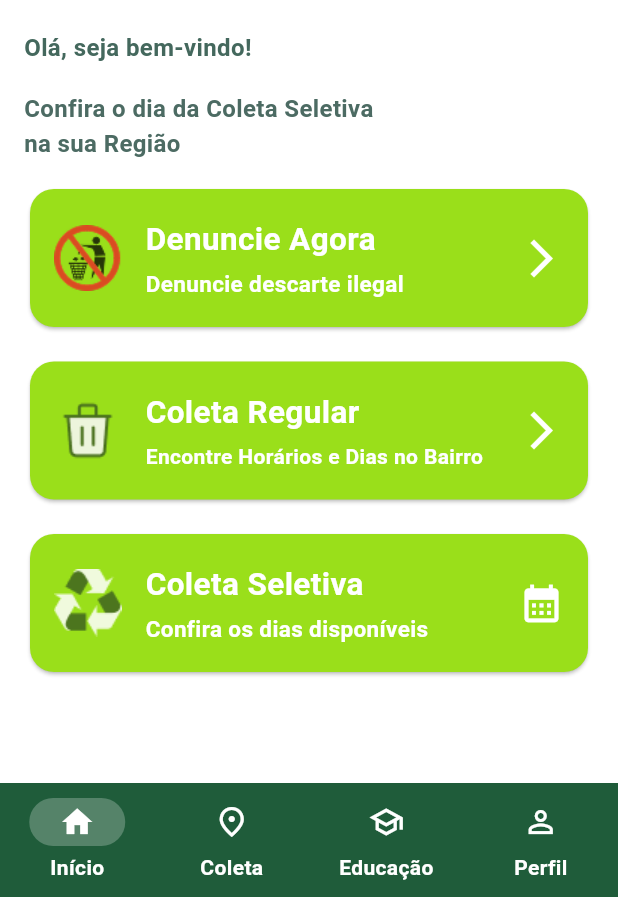
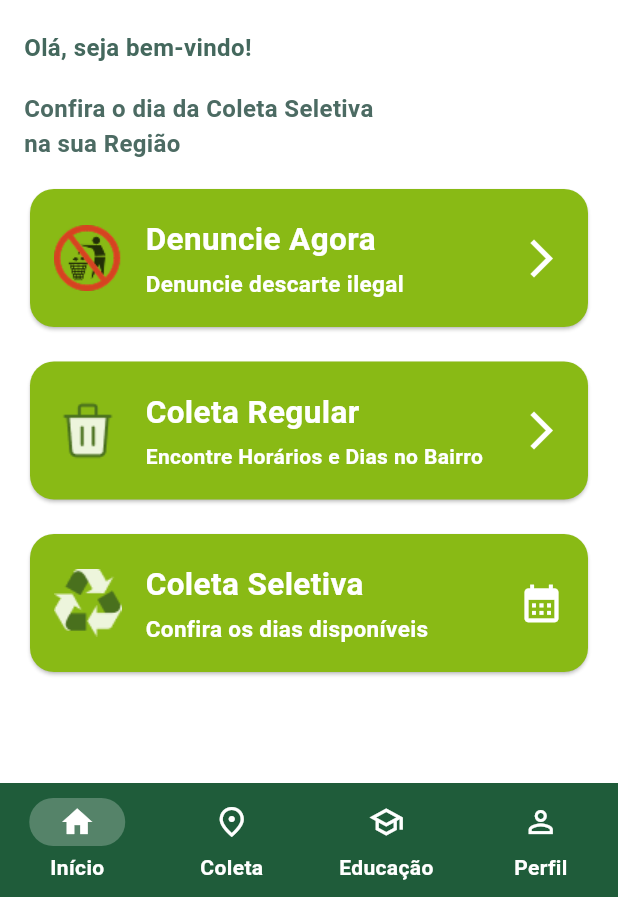
Before and after one commit to eudanielanjos/Projeto-Verde-ja, a Flutter app: the TelaInicialView screen opened by its route, on a phone screen of 412 x 824 dp, the part 339-1236 px from its top. Run offline on Flutter 3.47's test engine with Material 3 defaults, Android fonts, the phone set to English and light mode, and no system bars.

Commit message:
alteração do background dos cards

```diff
--- a/lib/views/tela_inicial_view.dart
+++ b/lib/views/tela_inicial_view.dart
@@ -91,7 +91,7 @@ class _TelaInicialViewState extends State<TelaInicialView> {
                     );
                   },
                   child: Card(
-                    color: const Color.fromARGB(255, 154, 223, 26),
+                    color: const Color.fromRGBO(137, 186, 21, 1),
                     shape: RoundedRectangleBorder(
                       borderRadius: BorderRadius.circular(16),
                     ),
@@ -149,7 +149,7 @@ class _TelaInicialViewState extends State<TelaInicialView> {
                 height: 100,
                 width: double.infinity,
                 child: Card(
-                  color: const Color.fromARGB(255, 154, 223, 26),
+                  color: const Color.fromRGBO(137, 186, 21, 1),
                   shape: RoundedRectangleBorder(
                     borderRadius: BorderRadius.circular(16),
                   ),
@@ -206,7 +206,7 @@ class _TelaInicialViewState extends State<TelaInicialView> {
                 height: 100,
                 width: double.infinity,
                 child: Card(
-                  color: const Color.fromARGB(255, 154, 223, 26),
+                  color: const Color.fromRGBO(137, 186, 21, 1),
                   shape: RoundedRectangleBorder(
                     borderRadius: BorderRadius.circular(16),
                   ),
```
